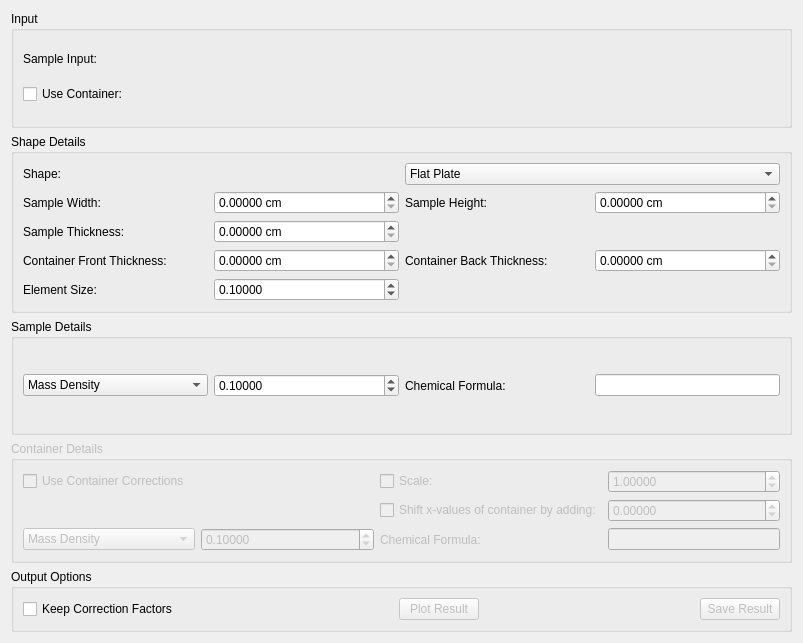
Old version of the form MantidQt/CustomInterfaces/inc/MantidQtCustomInterfaces/Indirect/AbsorptionCorrections.ui in the repository mantidproject/mantid.
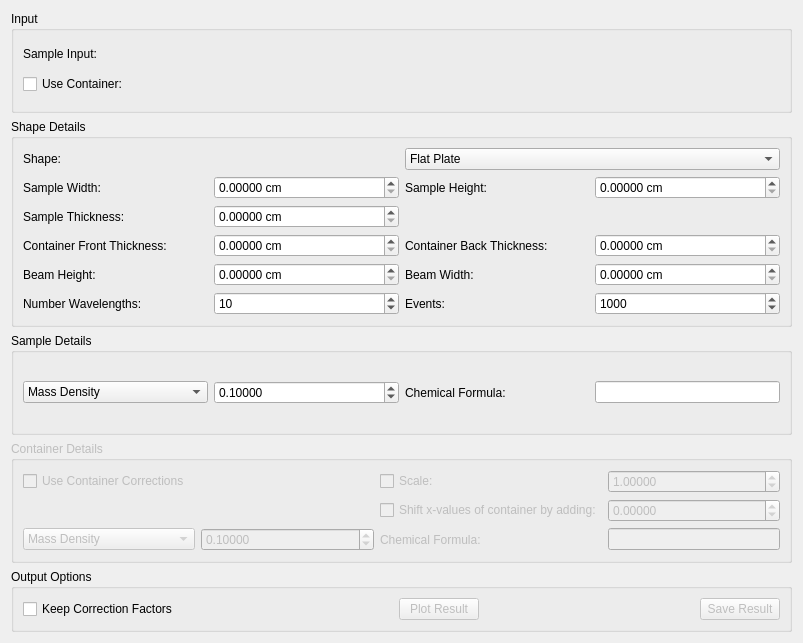
New version of the form. Custom widgets are drawn as their Qt base class.

Commit message: Refs #16843 Refactored Absorptions FlatPlate interface

```diff
--- a/MantidQt/CustomInterfaces/inc/MantidQtCustomInterfaces/Indirect/AbsorptionCorrections.ui
+++ b/MantidQt/CustomInterfaces/inc/MantidQtCustomInterfaces/Indirect/AbsorptionCorrections.ui
@@ -169,16 +169,19 @@
            </widget>
           </item>
           <item row="5" column="1">
-           <widget class="QDoubleSpinBox" name="spFlatElementSize">
+           <widget class="QDoubleSpinBox" name="spFlatBeamHeight">
+            <property name="suffix">
+             <string> cm</string>
+            </property>
             <property name="decimals">
              <number>5</number>
             </property>
             <property name="singleStep">
-             <double>0.010000000000000</double>
-            </property>
-            <property name="value">
              <double>0.100000000000000</double>
             </property>
+            <property name="value">
+             <double>0.000000000000000</double>
+            </property>
            </widget>
           </item>
           <item row="3" column="1">
@@ -210,7 +213,7 @@
           <item row="5" column="0">
            <widget class="QLabel" name="lbFlatElementSize">
             <property name="text">
-             <string>Element Size:</string>
+             <string>Beam Height:</string>
             </property>
            </widget>
           </item>
@@ -274,6 +277,60 @@
             </property>
            </widget>
           </item>
+          <item row="5" column="2">
+           <widget class="QLabel" name="lbFlatBeamWidth">
+            <property name="text">
+             <string>Beam Width:</string>
+            </property>
+           </widget>
+          </item>
+          <item row="5" column="3">
+           <widget class="QDoubleSpinBox" name="spFlatBeamWidth">
+            <property name="suffix">
+             <string> cm</string>
+            </property>
+            <property name="decimals">
+             <number>5</number>
+            </property>
+            <property name="singleStep">
+             <double>0.100000000000000</double>
+            </property>
+           </widget>
+          </item>
+          <item row="6" column="0">
+           <widget class="QLabel" name="lbFlatNumberWavelengths">
+            <property name="text">
+             <string>Number Wavelengths:</string>
+            </property>
+           </widget>
+          </item>
+          <item row="6" column="1">
+           <widget class="QSpinBox" name="spFlatNumberWavelengths">
+            <property name="minimum">
+             <number>1</number>
+            </property>
+            <property name="value">
+             <number>10</number>
+            </property>
+           </widget>
+          </item>
+          <item row="6" column="2">
+           <widget class="QLabel" name="lbFlatNumberEvents">
+            <property name="text">
+             <string>Events:</string>
+            </property>
+           </widget>
+          </item>
+          <item row="6" column="3">
+           <widget class="QSpinBox" name="spFlatNumberEvents">
+            <property name="maximum">
+             <number>10000000</number>
+            </property>
+            <property name="value">
+             <number>1000</number>
+            </property>
+           </widget>
+          </item>
          </layout>
         </widget>
         <widget class="QWidget" name="pgAbsCorAnnulus">
```
Left out of the diff: 4 changed lines with no effect on the pictures.
